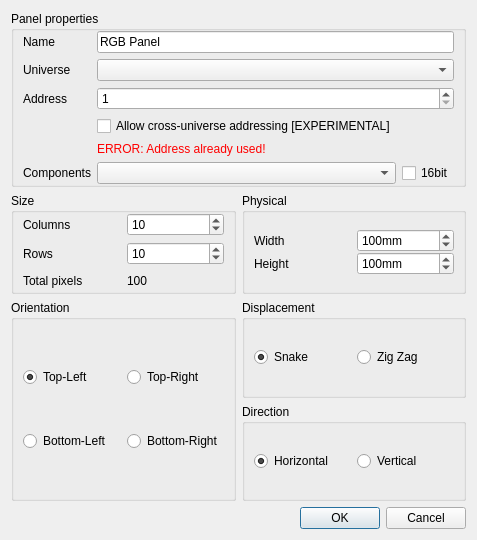
Above: ui/src/addrgbpanel.ui from mcallegari/qlcplus before the change. Below: the same form after it.
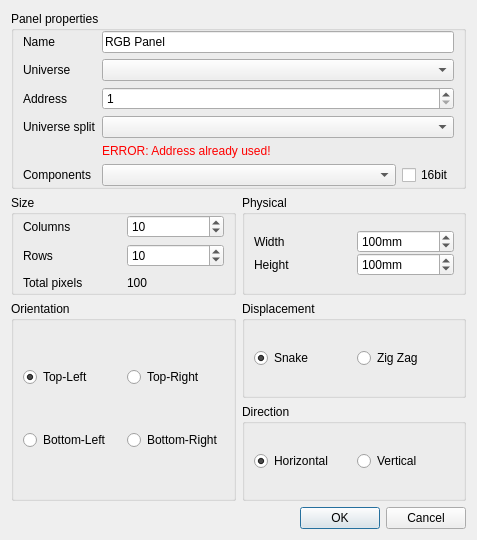
That is the form after the change. Icons and pictures are not drawn.

Commit message:
engine/ui/qmlui: handle universe split options for RGB panels (fix #1694)
3 options are: No split (default), split on pixel, split anywhere

```diff
--- a/ui/src/addrgbpanel.ui
+++ b/ui/src/addrgbpanel.ui
@@ -103,10 +103,17 @@
           </property>
          </widget>
         </item>
+        <item row="3" column="0">
+         <widget class="QLabel" name="label_crossUniverse">
+          <property name="text">
+           <string>Universe split</string>
+          </property>
+         </widget>
+        </item>
         <item row="3" column="1" colspan="2">
-         <widget class="QCheckBox" name="m_crossUniverseCheck">
-          <property name="text">
-           <string>Allow cross-universe addressing [EXPERIMENTAL]</string>
+         <widget class="QComboBox" name="m_crossUniverseCombo">
+          <property name="toolTip">
+           <string>How a row is patched when it doesn't fit in the current universe</string>
           </property>
          </widget>
         </item>
```
Left out of the diff: 2 changed lines with no effect on the pictures. The commit also changes 34 other files.
